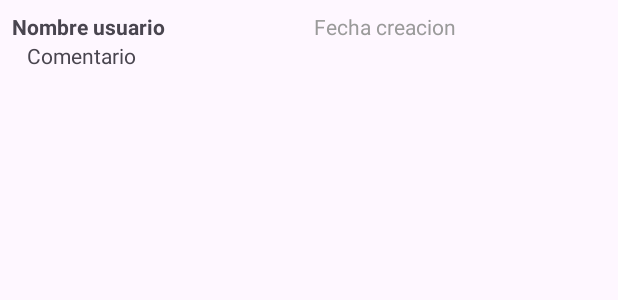
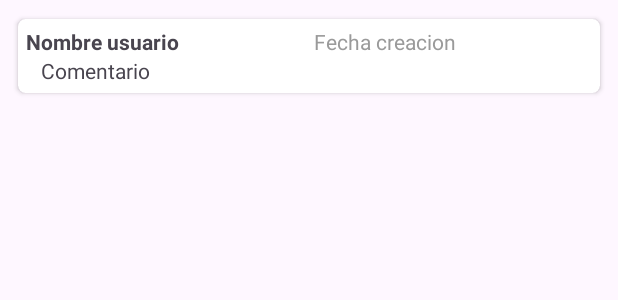
Before and after one commit to veronicaalla/RetoIntermodular, an Android app: the layout item_comentario.xml on its own in the app's theme, with its tools: preview values and no code run, on a phone screen of 412 x 824 dp. Shown: the top 300 px of the screen. Run offline under Robolectric (Android 15) with nearby library versions, the phone set to English and light mode, and no system bars.

Commit message:
Modificacion en el método que llama a la API y en el ApiService Modificacion en la clase ComentarioResponse, debido a un mal import, ya corregido Modificacion en ComentarioAdapter, para permitir que el parametro lista sea vacio y no casque Y modificaciones visuales para que sea mas bonito

```diff
--- a/AplicacionMovil/IncidenciasIES/app/src/main/java/es/intermodular/equipo2/incidenciasies/datos/ApiService.kt
+++ b/AplicacionMovil/IncidenciasIES/app/src/main/java/es/intermodular/equipo2/incidenciasies/datos/ApiService.kt
@@ -57,7 +57,6 @@ interface ApiService {
     //Eliminar una incidencia
     @DELETE("incidencias/{num}")
     fun borrarIncidencia(@Path("num") num: Int): Call<IncidenciaResponse>
-
     //endregion
 
 
@@ -70,7 +69,8 @@ interface ApiService {
 
     //region COMENTARIOS
     @GET("comentarios/incidencia/{incidenciaId}")
-    fun obtenerComentariosPorIncidencia(@Path("incidenciaId") incidenciaId: Int): Call<List<ComentarioResponse>>
+    suspend fun obtenerComentariosPorIncidencia(@Path("incidenciaId") incidenciaId: Int): Response<List<ComentarioResponse>>
+
 
     //endregion
 }
--- a/AplicacionMovil/IncidenciasIES/app/src/main/java/es/intermodular/equipo2/incidenciasies/modelo/ComentarioResponse.kt
+++ b/AplicacionMovil/IncidenciasIES/app/src/main/java/es/intermodular/equipo2/incidenciasies/modelo/ComentarioResponse.kt
@@ -2,7 +2,7 @@ package es.intermodular.equipo2.incidenciasies.modelo
 
 import com.google.gson.annotations.SerializedName
 import java.io.Serializable
-import java.sql.Date
+import java.util.Date
 
 data class ComentarioResponse(
     @SerializedName("id")
--- a/AplicacionMovil/IncidenciasIES/app/src/main/java/es/intermodular/equipo2/incidenciasies/recyclerComentarios/ComentarioAdapter.kt
+++ b/AplicacionMovil/IncidenciasIES/app/src/main/java/es/intermodular/equipo2/incidenciasies/recyclerComentarios/ComentarioAdapter.kt
@@ -6,8 +6,8 @@ import androidx.recyclerview.widget.RecyclerView
 import es.intermodular.equipo2.incidenciasies.R
 import es.intermodular.equipo2.incidenciasies.modelo.ComentarioResponse
 
-class ComentarioAdapter (
-    var listaComentarios: List<ComentarioResponse>
+class ComentarioAdapter(
+    var listaComentarios: List<ComentarioResponse> = emptyList()
 ) : RecyclerView.Adapter<ComentarioViewHolder>() {
 
     fun updateComentarios(list: List<ComentarioResponse>) {
--- a/AplicacionMovil/IncidenciasIES/app/src/main/res/layout/activity_details_incidencia.xml
+++ b/AplicacionMovil/IncidenciasIES/app/src/main/res/layout/activity_details_incidencia.xml
@@ -177,7 +177,7 @@
                     </TableRow>
 
                     <androidx.recyclerview.widget.RecyclerView
-                        android:id="@+id/recyclerViewComentarios"
+                        android:id="@+id/rvComentarios"
                         android:layout_width="match_parent"
                         android:layout_height="wrap_content"
                         android:layout_marginTop="8dp" />
@@ -192,7 +192,7 @@
                             android:id="@+id/textcoment"
                             android:layout_width="wrap_content"
                             android:layout_height="wrap_content"
-                            android:text="Crar comentario:"
+                            android:text="Crear comentario:"
                             android:textStyle="italic" />
 
                         <LinearLayout
--- a/AplicacionMovil/IncidenciasIES/app/src/main/res/layout/item_comentario.xml
+++ b/AplicacionMovil/IncidenciasIES/app/src/main/res/layout/item_comentario.xml
@@ -1,12 +1,30 @@
 <?xml version="1.0" encoding="utf-8"?>
 <LinearLayout xmlns:android="http://schemas.android.com/apk/res/android"
+    xmlns:app="http://schemas.android.com/apk/res-auto"
     xmlns:tools="http://schemas.android.com/tools"
     android:layout_width="match_parent"
     android:layout_height="wrap_content"
     android:orientation="vertical"
-    android:padding="8dp"
-    tools:ignore="MissingDefaultResource">
+    android:padding="8dp">
 
+    <androidx.cardview.widget.CardView
+        android:layout_width="match_parent"
+        android:layout_height="match_parent"
+
+        app:cardCornerRadius="5dp"
+
+        app:cardUseCompatPadding="true"
+
+        app:layout_constraintBottom_toBottomOf="parent"
+        app:layout_constraintEnd_toEndOf="parent"
+        app:layout_constraintStart_toStartOf="parent"
+        app:layout_constraintTop_toTopOf="parent">
+
+        <LinearLayout
+            android:layout_width="match_parent"
+            android:layout_height="match_parent"
+            android:padding="5dp"
+            android:orientation="vertical">
 
             <LinearLayout
                 android:layout_width="match_parent"
@@ -36,5 +54,6 @@
                 android:layout_height="wrap_content"
                 android:paddingLeft="10dp"
                 android:text="Comentario" />
-
         </LinearLayout>
+    </androidx.cardview.widget.CardView>
+</LinearLayout>
```
Also changed, not shown: AplicacionMovil/IncidenciasIES/app/src/main/java/es/intermodular/equipo2/incidenciasies/DetailsIncidenciaActivity.kt (+24 -3 lines). Lines whose indentation alone changed are shown as unchanged.
